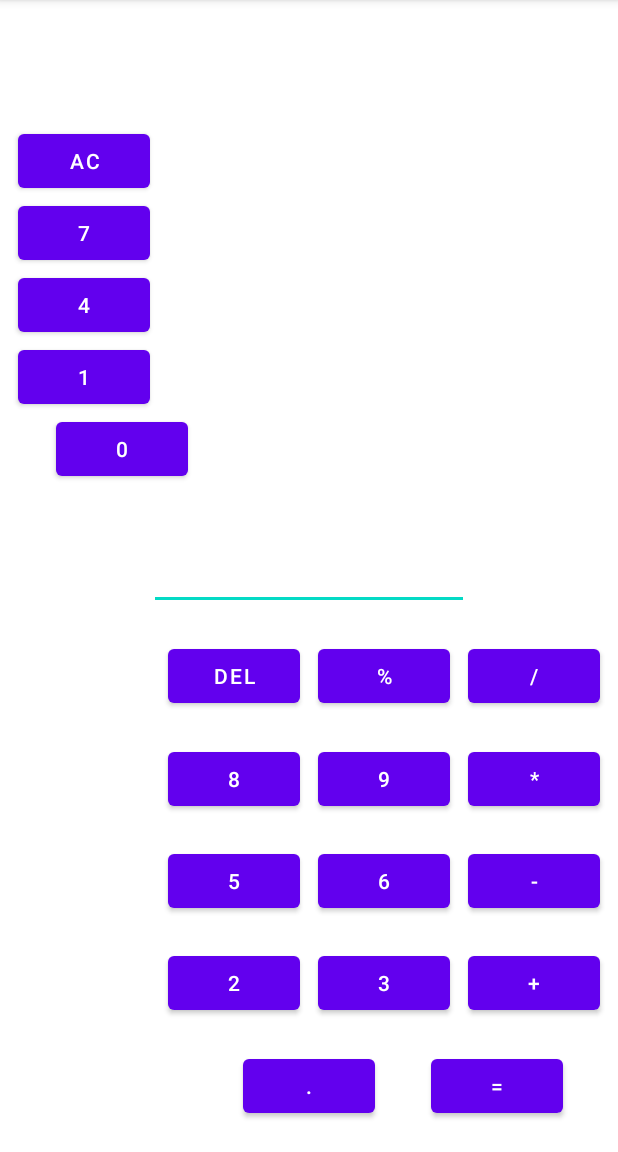
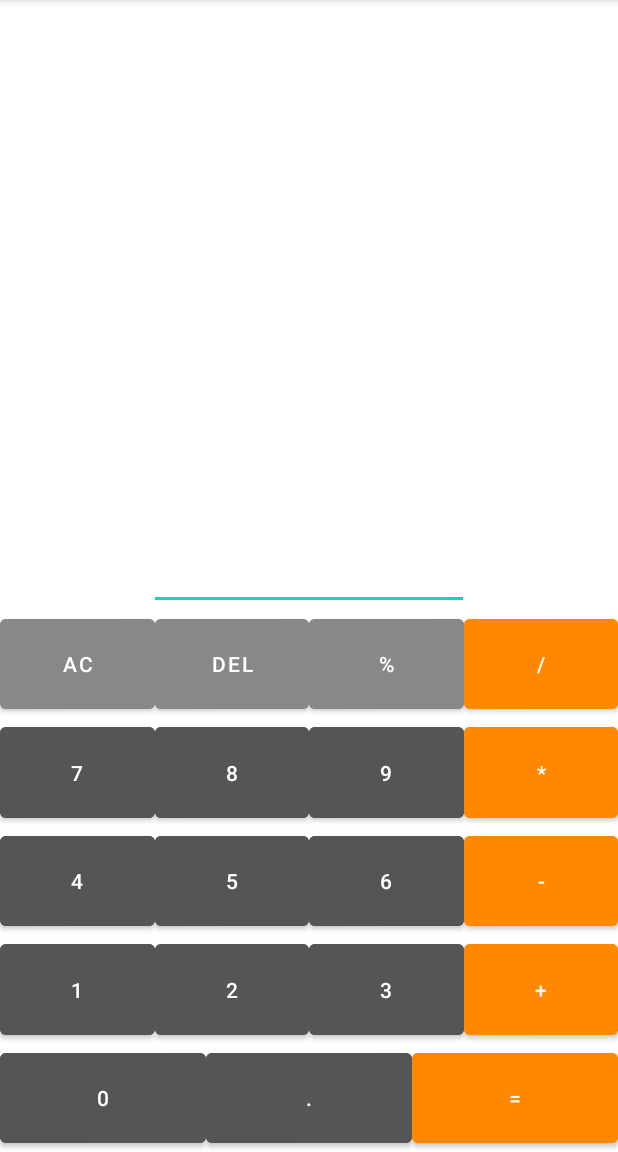
Before and after one commit to VICTORIAPH/Calculadora, an Android app: the screen it shows after launch (MainActivity), on a phone screen of 412 x 824 dp, the part 84-1236 px from its top. Run offline under Robolectric (Android 15) with nearby library versions, the phone set to English and light mode, and no system bars; libraries missing offline, so code that uses them is left out: mx.edu.itm.

Commit message:
posision y color de btns

```diff
--- a/app/build.gradle
+++ b/app/build.gradle
@@ -22,6 +22,9 @@ android {
             proguardFiles getDefaultProguardFile('proguard-android-optimize.txt'), 'proguard-rules.pro'
         }
     }
+    buildFeatures {
+        viewBinding true
+    }
     compileOptions {
         sourceCompatibility JavaVersion.VERSION_1_8
         targetCompatibility JavaVersion.VERSION_1_8
@@ -30,6 +33,7 @@ android {
         jvmTarget = '1.8'
     }
 }
+
 
 dependencies {
 
--- a/app/src/main/java/mx/edu/itm/link/calculadora/MainActivity.kt
+++ b/app/src/main/java/mx/edu/itm/link/calculadora/MainActivity.kt
@@ -2,10 +2,15 @@ package mx.edu.itm.link.calculadora
 
 import androidx.appcompat.app.AppCompatActivity
 import android.os.Bundle
+import mx.edu.itm.link.calculadora.databinding.ActivityMainBinding
 
 class MainActivity : AppCompatActivity() {
+    private lateinit var binding: ActivityMainBinding
     override fun onCreate(savedInstanceState: Bundle?) {
         super.onCreate(savedInstanceState)
         setContentView(R.layout.activity_main)
+
+
+
     }
 }
--- a/app/src/main/res/layout/activity_main.xml
+++ b/app/src/main/res/layout/activity_main.xml
@@ -9,9 +9,12 @@
 
     <Button
         android:id="@+id/buttonDelete"
-        android:layout_width="wrap_content"
-        android:layout_height="wrap_content"
+
+        android:layout_width="0dp"
+        android:layout_height="0dp"
         android:text="DEL"
+        android:backgroundTint="@color/light_gray"
+
        app:layout_constraintTop_toBottomOf="@id/editTextNumber"
         app:layout_constraintLeft_toRightOf="@id/buttonAC"
         app:layout_constraintRight_toLeftOf="@id/buttonPorcentaje"
@@ -20,21 +23,25 @@
         />
     <Button
         android:id="@+id/buttonAC"
-        android:layout_width="wrap_content"
-        android:layout_height="wrap_content"
+        android:layout_width="0dp"
+        android:layout_height="0dp"
         android:text="AC"
+        android:backgroundTint="@color/light_gray"
         app:layout_constraintTop_toBottomOf="@id/editTextNumber"
-        app:layout_constraintLeft_toLeftOf="parent"
+      app:layout_constraintLeft_toLeftOf="parent"
         app:layout_constraintRight_toLeftOf="@id/buttonDelete"
         app:layout_constraintBottom_toTopOf="@id/button7"
+
 
 
         />
     <Button
         android:id="@+id/buttonPorcentaje"
-        android:layout_width="wrap_content"
-        android:layout_height="wrap_content"
+        android:layout_width="0dp"
+        android:layout_height="0dp"
         android:text="%"
+        android:backgroundTint="@color/light_gray"
+
         app:layout_constraintTop_toBottomOf="@id/editTextNumber"
         app:layout_constraintLeft_toRightOf="@id/buttonDelete"
         app:layout_constraintRight_toLeftOf="@id/buttonAddition"
@@ -42,9 +49,10 @@
         />
     <Button
         android:id="@+id/buttonAddition"
-        android:layout_width="wrap_content"
-        android:layout_height="wrap_content"
+        android:layout_width="0dp"
+        android:layout_height="0dp"
         android:text="+"
+        android:backgroundTint="@color/orange"
         app:layout_constraintTop_toBottomOf="@id/buttonSubtration"
         app:layout_constraintLeft_toRightOf="@id/button3"
         app:layout_constraintRight_toRightOf="parent"
@@ -54,9 +62,10 @@
         />
     <Button
         android:id="@+id/buttonSubtration"
-        android:layout_width="wrap_content"
-        android:layout_height="wrap_content"
+        android:layout_width="0dp"
+        android:layout_height="0dp"
         android:text="-"
+        android:backgroundTint="@color/orange"
         app:layout_constraintTop_toBottomOf="@id/buttonMultiplication"
         app:layout_constraintRight_toRightOf="parent"
         app:layout_constraintBottom_toTopOf="@id/buttonAddition"
@@ -64,9 +73,10 @@
         />
     <Button
         android:id="@+id/buttonMultiplication"
-        android:layout_width="wrap_content"
-        android:layout_height="wrap_content"
+        android:layout_width="0dp"
+        android:layout_height="0dp"
         android:text="*"
+        android:backgroundTint="@color/orange"
         app:layout_constraintTop_toBottomOf="@id/buttonDividir"
         app:layout_constraintRight_toRightOf="parent"
         app:layout_constraintBottom_toTopOf="@id/buttonSubtration"
@@ -74,9 +84,10 @@
         />
     <Button
         android:id="@+id/buttonDividir"
-        android:layout_width="wrap_content"
-        android:layout_height="wrap_content"
+        android:layout_width="0dp"
+        android:layout_height="0dp"
         android:text="/"
+        android:backgroundTint="@color/orange"
         app:layout_constraintTop_toBottomOf="@id/editTextNumber"
         app:layout_constraintLeft_toRightOf="@id/buttonPorcentaje"
         app:layout_constraintRight_toRightOf="parent"
@@ -84,9 +95,10 @@
         />
     <Button
         android:id="@+id/buttonIgual"
-        android:layout_width="wrap_content"
-        android:layout_height="wrap_content"
+        android:layout_width="0dp"
+        android:layout_height="0dp"
         android:text="="
+        android:backgroundTint="@color/orange"
         app:layout_constraintTop_toBottomOf="@id/buttonAddition"
         app:layout_constraintLeft_toRightOf="@id/buttondecimal"
         app:layout_constraintRight_toRightOf="parent"
@@ -94,9 +106,10 @@
         />
     <Button
         android:id="@+id/buttondecimal"
-        android:layout_width="wrap_content"
-        android:layout_height="wrap_content"
+        android:layout_width="0dp"
+        android:layout_height="0dp"
         android:text="."
+        android:backgroundTint="@color/dark_gray"
         app:layout_constraintTop_toBottomOf="@id/button2"
         app:layout_constraintLeft_toRightOf="@id/button0"
         app:layout_constraintRight_toLeftOf="@id/buttonIgual"
@@ -104,9 +117,10 @@
         />
     <Button
         android:id="@+id/button1"
-        android:layout_width="wrap_content"
-        android:layout_height="wrap_content"
+        android:layout_width="0dp"
+        android:layout_height="0dp"
         android:text="1"
+        android:backgroundTint="@color/dark_gray"
         app:layout_constraintTop_toBottomOf="@id/button4"
         app:layout_constraintLeft_toLeftOf="parent"
         app:layout_constraintRight_toLeftOf="@id/button2"
@@ -114,9 +128,10 @@
         />
     <Button
         android:id="@+id/button2"
-        android:layout_width="wrap_content"
-        android:layout_height="wrap_content"
+        android:layout_width="0dp"
+        android:layout_height="0dp"
         android:text="2"
+        android:backgroundTint="@color/dark_gray"
         app:layout_constraintTop_toBottomOf="@id/button5"
         app:layout_constraintLeft_toRightOf="@id/button1"
         app:layout_constraintRight_toLeftOf="@id/button3"
@@ -124,9 +139,10 @@
         />
     <Button
         android:id="@+id/button3"
-        android:layout_width="wrap_content"
-        android:layout_height="wrap_content"
+        android:layout_width="0dp"
+        android:layout_height="0dp"
         android:text="3"
+        android:backgroundTint="@color/dark_gray"
         app:layout_constraintTop_toBottomOf="@id/button6"
         app:layout_constraintRight_toLeftOf="@id/buttonAddition"
         app:layout_constraintLeft_toRightOf="@id/button2"
@@ -134,9 +150,11 @@
         />
     <Button
         android:id="@+id/button4"
-        android:layout_width="wrap_content"
-        android:layout_height="wrap_content"
+
+        android:layout_width="0dp"
+        android:layout_height="0dp"
         android:text="4"
+        android:backgroundTint="@color/dark_gray"
         app:layout_constraintTop_toBottomOf="@id/button7"
         app:layout_constraintLeft_toLeftOf="parent"
         app:layout_constraintRight_toLeftOf="@id/button5"
@@ -145,9 +163,10 @@
         />
     <Button
     android:id="@+id/button5"
-    android:layout_width="wrap_content"
-    android:layout_height="wrap_content"
+        android:layout_width="0dp"
+        android:layout_height="0dp"
     android:text="5"
+        android:backgroundTint="@color/dark_gray"
         app:layout_constraintTop_toBottomOf="@id/button8"
         app:layout_constraintRight_toLeftOf="@id/button6"
         app:layout_constraintLeft_toRightOf="@id/button4"
@@ -157,9 +176,10 @@
 
     <Button
         android:id="@+id/button6"
-        android:layout_width="wrap_content"
-        android:layout_height="wrap_content"
+        android:layout_width="0dp"
+        android:layout_height="0dp"
         android:text="6"
+        android:backgroundTint="@color/dark_gray"
         app:layout_constraintTop_toBottomOf="@id/button9"
         app:layout_constraintRight_toLeftOf="@id/buttonSubtration"
         app:layout_constraintLeft_toRightOf="@id/button5"
@@ -167,19 +187,22 @@
         />
     <Button
         android:id="@+id/button7"
-        android:layout_width="wrap_content"
-        android:layout_height="wrap_content"
+        android:layout_width="0dp"
+        android:layout_height="0dp"
         android:text="7"
+        android:backgroundTint="@color/dark_gray"
         app:layout_constraintTop_toBottomOf="@id/buttonAC"
         app:layout_constraintLeft_toLeftOf="parent"
         app:layout_constraintRight_toLeftOf="@id/button8"
         app:layout_constraintBottom_toTopOf="@id/button4"
+
         />
     <Button
         android:id="@+id/button8"
-        android:layout_width="wrap_content"
-        android:layout_height="wrap_content"
+        android:layout_width="0dp"
+        android:layout_height="0dp"
         android:text="8"
+        android:backgroundTint="@color/dark_gray"
         app:layout_constraintTop_toBottomOf="@id/buttonDelete"
         app:layout_constraintLeft_toRightOf="@id/button7"
         app:layout_constraintRight_toLeftOf="@id/button9"
@@ -187,9 +210,10 @@
         />
     <Button
         android:id="@+id/button9"
-        android:layout_width="wrap_content"
-        android:layout_height="wrap_content"
+        android:layout_width="0dp"
+        android:layout_height="0dp"
         android:text="9"
+        android:backgroundTint="@color/dark_gray"
         app:layout_constraintTop_toBottomOf="@id/buttonPorcentaje"
         app:layout_constraintRight_toLeftOf="@id/buttonMultiplication"
         app:layout_constraintLeft_toRightOf="@id/button8"
@@ -197,13 +221,17 @@
         />
     <Button
         android:id="@+id/button0"
-        android:layout_width="wrap_content"
-        android:layout_height="wrap_content"
+
+        android:layout_width="0dp"
+        android:layout_height="0dp"
         android:text="0"
+        android:backgroundTint="@color/dark_gray"
         app:layout_constraintTop_toBottomOf="@id/button1"
+        app:layout_constraintBottom_toBottomOf="parent"
         app:layout_constraintLeft_toLeftOf="parent"
         app:layout_constraintRight_toLeftOf="@id/buttondecimal"
-        app:layout_constraintBottom_toTopOf="parent"
+
+
         />
 
     <EditText
--- a/app/src/main/res/values/colors.xml
+++ b/app/src/main/res/values/colors.xml
@@ -7,4 +7,8 @@
     <color name="teal_700">#FF018786</color>
     <color name="black">#FF000000</color>
     <color name="white">#FFFFFFFF</color>
+    <color name="dark_gray">#FF555555</color>
+    <color name="light_gray">#FF888888</color>
+    <color name="orange">#FFFF8800</color>
+
 </resources>
```
